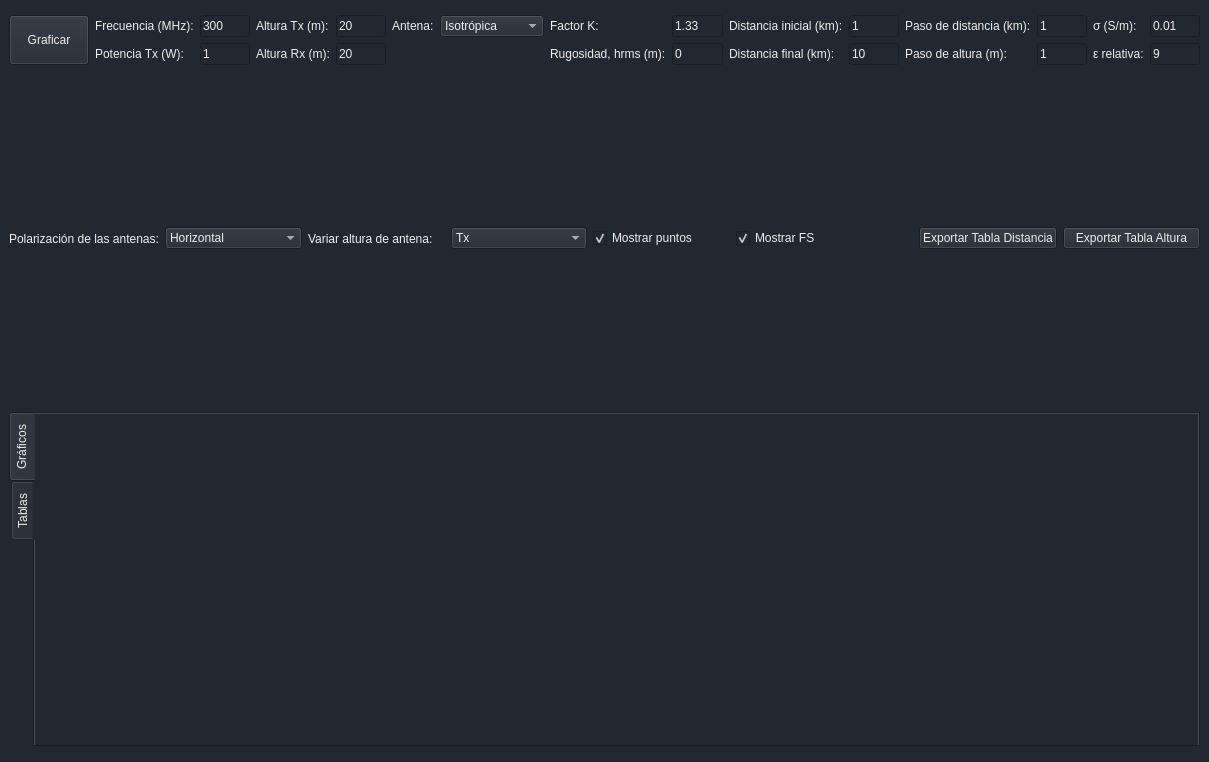
alheir/vhf-uhf-propagation-tool, file src/app.ui: the form before one commit.
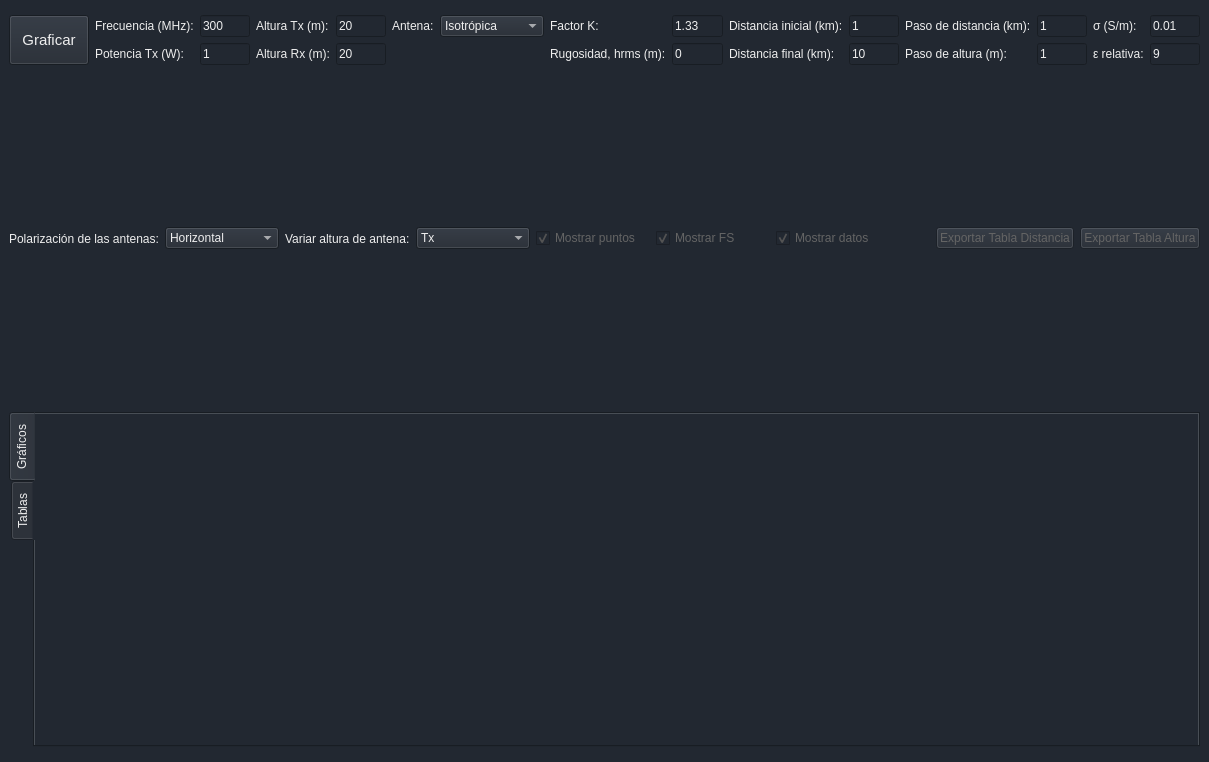
The form after the commit.

Commit message: feat: metadata visibility toggle, disable toggles and export buttons at startup (waits 1st calcs), general doc

The edit to the form file:
```diff
--- a/src/app.ui
+++ b/src/app.ui
@@ -34,12 +34,20 @@
      <layout class="QHBoxLayout" name="horizontalLayout_6">
       <item>
        <widget class="QPushButton" name="calculate_button">
+        <property name="enabled">
+         <bool>true</bool>
+        </property>
         <property name="sizePolicy">
          <sizepolicy hsizetype="Minimum" vsizetype="Minimum">
           <horstretch>0</horstretch>
           <verstretch>0</verstretch>
          </sizepolicy>
         </property>
+        <property name="font">
+         <font>
+          <pointsize>11</pointsize>
+         </font>
+        </property>
         <property name="styleSheet">
          <string notr="true">color: rgb(238, 238, 238);</string>
         </property>
@@ -397,12 +405,18 @@
       </item>
       <item>
        <widget class="QCheckBox" name="scatter_checkbox">
+        <property name="enabled">
+         <bool>false</bool>
+        </property>
         <property name="styleSheet">
-         <string notr="true">color: rgb(238, 238, 238);</string>
+         <string notr="true">color: rgb(100, 100, 100);</string>
         </property>
         <property name="text">
          <string>Mostrar puntos</string>
         </property>
+        <property name="checkable">
+         <bool>true</bool>
+        </property>
         <property name="checked">
          <bool>true</bool>
         </property>
@@ -411,10 +425,10 @@
       <item>
        <widget class="QCheckBox" name="fs_checkbox">
         <property name="enabled">
-         <bool>true</bool>
+         <bool>false</bool>
         </property>
         <property name="styleSheet">
-         <string notr="true">color: rgb(238, 238, 238);</string>
+         <string notr="true">color: rgb(100, 100, 100);</string>
         </property>
         <property name="text">
          <string>Mostrar FS</string>
@@ -427,6 +441,25 @@
         </property>
        </widget>
       </item>
+      <item>
+       <widget class="QCheckBox" name="databox_checkbox">
+        <property name="enabled">
+         <bool>false</bool>
+        </property>
+        <property name="autoFillBackground">
+         <bool>false</bool>
+        </property>
+        <property name="styleSheet">
+         <string notr="true">color: rgb(100, 100, 100);</string>
+        </property>
+        <property name="text">
+         <string>Mostrar datos</string>
+        </property>
+        <property name="checked">
+         <bool>true</bool>
+        </property>
+       </widget>
+      </item>
       <item>
        <spacer name="horizontalSpacer">
         <property name="orientation">
@@ -442,453 +475,11 @@
       </item>
       <item>
        <widget class="QPushButton" name="pushExp1">
-        <property name="palette">
-         <palette>
-          <active>
-           <colorrole role="WindowText">
-            <brush brushstyle="SolidPattern">
-             <color alpha="255">
-              <red>238</red>
-              <green>238</green>
-              <blue>238</blue>
-             </color>
-            </brush>
-           </colorrole>
-           <colorrole role="Button">
-            <brush brushstyle="SolidPattern">
-             <color alpha="255">
-              <red>34</red>
-              <green>40</green>
-              <blue>49</blue>
-             </color>
-            </brush>
-           </colorrole>
-           <colorrole role="Light">
-            <brush brushstyle="SolidPattern">
-             <color alpha="255">
-              <red>255</red>
-              <green>255</green>
-              <blue>255</blue>
-             </color>
-            </brush>
-           </colorrole>
-           <colorrole role="Midlight">
-            <brush brushstyle="SolidPattern">
-             <color alpha="255">
-              <red>255</red>
-              <green>255</green>
-              <blue>255</blue>
-             </color>
-            </brush>
-           </colorrole>
-           <colorrole role="Dark">
-            <brush brushstyle="SolidPattern">
-             <color alpha="255">
-              <red>127</red>
-              <green>127</green>
-              <blue>127</blue>
-             </color>
-            </brush>
-           </colorrole>
-           <colorrole role="Mid">
-            <brush brushstyle="SolidPattern">
-             <color alpha="255">
-              <red>170</red>
-              <green>170</green>
-              <blue>170</blue>
-             </color>
-            </brush>
-           </colorrole>
-           <colorrole role="Text">
-            <brush brushstyle="SolidPattern">
-             <color alpha="255">
-              <red>238</red>
-              <green>238</green>
-              <blue>238</blue>
-             </color>
-            </brush>
-           </colorrole>
-           <colorrole role="BrightText">
-            <brush brushstyle="SolidPattern">
-             <color alpha="255">
-              <red>255</red>
-              <green>255</green>
-              <blue>255</blue>
-             </color>
-            </brush>
-           </colorrole>
-           <colorrole role="ButtonText">
-            <brush brushstyle="SolidPattern">
-             <color alpha="255">
-              <red>238</red>
-              <green>238</green>
-              <blue>238</blue>
-             </color>
-            </brush>
-           </colorrole>
-           <colorrole role="Base">
-            <brush brushstyle="SolidPattern">
-             <color alpha="255">
-              <red>34</red>
-              <green>40</green>
-              <blue>49</blue>
-             </color>
-            </brush>
-           </colorrole>
-           <colorrole role="Window">
-            <brush brushstyle="SolidPattern">
-             <color alpha="255">
-              <red>34</red>
-              <green>40</green>
-              <blue>49</blue>
-             </color>
-            </brush>
-           </colorrole>
-           <colorrole role="Shadow">
-            <brush brushstyle="SolidPattern">
-             <color alpha="255">
-              <red>0</red>
-              <green>0</green>
-              <blue>0</blue>
-             </color>
-            </brush>
-           </colorrole>
-           <colorrole role="AlternateBase">
-            <brush brushstyle="SolidPattern">
-             <color alpha="255">
-              <red>255</red>
-              <green>255</green>
-              <blue>255</blue>
-             </color>
-            </brush>
-           </colorrole>
-           <colorrole role="ToolTipBase">
-            <brush brushstyle="SolidPattern">
-             <color alpha="255">
-              <red>255</red>
-              <green>255</green>
-              <blue>220</blue>
-             </color>
-            </brush>
-           </colorrole>
-           <colorrole role="ToolTipText">
-            <brush brushstyle="SolidPattern">
-             <color alpha="255">
-              <red>0</red>
-              <green>0</green>
-              <blue>0</blue>
-             </color>
-            </brush>
-           </colorrole>
-           <colorrole role="PlaceholderText">
-            <brush brushstyle="SolidPattern">
-             <color alpha="128">
-              <red>238</red>
-              <green>238</green>
-              <blue>238</blue>
-             </color>
-            </brush>
-           </colorrole>
-          </active>
-          <inactive>
-           <colorrole role="WindowText">
-            <brush brushstyle="SolidPattern">
-             <color alpha="255">
-              <red>238</red>
-              <green>238</green>
-              <blue>238</blue>
-             </color>
-            </brush>
-           </colorrole>
-           <colorrole role="Button">
-            <brush brushstyle="SolidPattern">
-             <color alpha="255">
-              <red>34</red>
-              <green>40</green>
-              <blue>49</blue>
-             </color>
-            </brush>
-           </colorrole>
-           <colorrole role="Light">
-            <brush brushstyle="SolidPattern">
-             <color alpha="255">
-              <red>255</red>
-              <green>255</green>
-              <blue>255</blue>
-             </color>
-            </brush>
-           </colorrole>
-           <colorrole role="Midlight">
-            <brush brushstyle="SolidPattern">
-             <color alpha="255">
-              <red>255</red>
-              <green>255</green>
-              <blue>255</blue>
-             </color>
-            </brush>
-           </colorrole>
-           <colorrole role="Dark">
-            <brush brushstyle="SolidPattern">
-             <color alpha="255">
-              <red>127</red>
-              <green>127</green>
-              <blue>127</blue>
-             </color>
-            </brush>
-           </colorrole>
-           <colorrole role="Mid">
-            <brush brushstyle="SolidPattern">
-             <color alpha="255">
-              <red>170</red>
-              <green>170</green>
-              <blue>170</blue>
-             </color>
-            </brush>
-           </colorrole>
-           <colorrole role="Text">
-            <brush brushstyle="SolidPattern">
-             <color alpha="255">
-              <red>238</red>
-              <green>238</green>
-              <blue>238</blue>
-             </color>
-            </brush>
-           </colorrole>
-           <colorrole role="BrightText">
-            <brush brushstyle="SolidPattern">
-             <color alpha="255">
-              <red>255</red>
-              <green>255</green>
-              <blue>255</blue>
-             </color>
-            </brush>
-           </colorrole>
-           <colorrole role="ButtonText">
-            <brush brushstyle="SolidPattern">
-             <color alpha="255">
-              <red>238</red>
-              <green>238</green>
-              <blue>238</blue>
-             </color>
-            </brush>
-           </colorrole>
-           <colorrole role="Base">
-            <brush brushstyle="SolidPattern">
-             <color alpha="255">
-              <red>34</red>
-              <green>40</green>
-              <blue>49</blue>
-             </color>
-            </brush>
-           </colorrole>
-           <colorrole role="Window">
-            <brush brushstyle="SolidPattern">
-             <color alpha="255">
-              <red>34</red>
-              <green>40</green>
-              <blue>49</blue>
-             </color>
-            </brush>
-           </colorrole>
-           <colorrole role="Shadow">
-            <brush brushstyle="SolidPattern">
-             <color alpha="255">
-              <red>0</red>
-              <green>0</green>
-              <blue>0</blue>
-             </color>
-            </brush>
-           </colorrole>
-           <colorrole role="AlternateBase">
-            <brush brushstyle="SolidPattern">
-             <color alpha="255">
-              <red>255</red>
-              <green>255</green>
-              <blue>255</blue>
-             </color>
-            </brush>
-           </colorrole>
-           <colorrole role="ToolTipBase">
-            <brush brushstyle="SolidPattern">
-             <color alpha="255">
-              <red>255</red>
-              <green>255</green>
-              <blue>220</blue>
-             </color>
-            </brush>
-           </colorrole>
-           <colorrole role="ToolTipText">
-            <brush brushstyle="SolidPattern">
-             <color alpha="255">
-              <red>0</red>
-              <green>0</green>
-              <blue>0</blue>
-             </color>
-            </brush>
-           </colorrole>
-           <colorrole role="PlaceholderText">
-            <brush brushstyle="SolidPattern">
-             <color alpha="128">
-              <red>238</red>
-              <green>238</green>
-              <blue>238</blue>
-             </color>
-            </brush>
-           </colorrole>
-          </inactive>
-          <disabled>
-           <colorrole role="WindowText">
-            <brush brushstyle="SolidPattern">
-             <color alpha="255">
-              <red>238</red>
-              <green>238</green>
-              <blue>238</blue>
-             </color>
-            </brush>
-           </colorrole>
-           <colorrole role="Button">
-            <brush brushstyle="SolidPattern">
-             <color alpha="255">
-              <red>34</red>
-              <green>40</green>
-              <blue>49</blue>
-             </color>
-            </brush>
-           </colorrole>
-           <colorrole role="Light">
-            <brush brushstyle="SolidPattern">
-             <color alpha="255">
-              <red>255</red>
-              <green>255</green>
-              <blue>255</blue>
-             </color>
-            </brush>
-           </colorrole>
-           <colorrole role="Midlight">
-            <brush brushstyle="SolidPattern">
-             <color alpha="255">
-              <red>255</red>
-              <green>255</green>
-              <blue>255</blue>
-             </color>
-            </brush>
-           </colorrole>
-           <colorrole role="Dark">
-            <brush brushstyle="SolidPattern">
-             <color alpha="255">
-              <red>127</red>
-              <green>127</green>
-              <blue>127</blue>
-             </color>
-            </brush>
-           </colorrole>
-           <colorrole role="Mid">
-            <brush brushstyle="SolidPattern">
-             <color alpha="255">
-              <red>170</red>
-              <green>170</green>
-              <blue>170</blue>
-             </color>
-            </brush>
-           </colorrole>
-           <colorrole role="Text">
-            <brush brushstyle="SolidPattern">
-             <color alpha="255">
-              <red>238</red>
-              <green>238</green>
-              <blue>238</blue>
-             </color>
-            </brush>
-           </colorrole>
-           <colorrole role="BrightText">
-            <brush brushstyle="SolidPattern">
-             <color alpha="255">
-              <red>255</red>
-              <green>255</green>
-              <blue>255</blue>
-             </color>
-            </brush>
-           </colorrole>
-           <colorrole role="ButtonText">
-            <brush brushstyle="SolidPattern">
-             <color alpha="255">
-              <red>238</red>
-              <green>238</green>
-              <blue>238</blue>
-             </color>
-            </brush>
-           </colorrole>
-           <colorrole role="Base">
-            <brush brushstyle="SolidPattern">
-             <color alpha="255">
-              <red>34</red>
-              <green>40</green>
-              <blue>49</blue>
-             </color>
-            </brush>
-           </colorrole>
-           <colorrole role="Window">
-            <brush brushstyle="SolidPattern">
-             <color alpha="255">
-              <red>34</red>
-              <green>40</green>
-              <blue>49</blue>
-             </color>
-            </brush>
-           </colorrole>
-           <colorrole role="Shadow">
-            <brush brushstyle="SolidPattern">
-             <color alpha="255">
-              <red>0</red>
-              <green>0</green>
-              <blue>0</blue>
-             </color>
-            </brush>
-           </colorrole>
-           <colorrole role="AlternateBase">
-            <brush brushstyle="SolidPattern">
-             <color alpha="255">
-              <red>255</red>
-              <green>255</green>
-              <blue>255</blue>
-             </color>
-            </brush>
-           </colorrole>
-           <colorrole role="ToolTipBase">
-            <brush brushstyle="SolidPattern">
-             <color alpha="255">
-              <red>255</red>
-              <green>255</green>
-              <blue>220</blue>
-             </color>
-            </brush>
-           </colorrole>
-           <colorrole role="ToolTipText">
-            <brush brushstyle="SolidPattern">
-             <color alpha="255">
-              <red>0</red>
-              <green>0</green>
-              <blue>0</blue>
-             </color>
-            </brush>
-           </colorrole>
-           <colorrole role="PlaceholderText">
-            <brush brushstyle="SolidPattern">
-             <color alpha="128">
-              <red>238</red>
-              <green>238</green>
-              <blue>238</blue>
-             </color>
-            </brush>
-           </colorrole>
-          </disabled>
-         </palette>
-        </property>
-        <property name="autoFillBackground">
+        <property name="enabled">
          <bool>false</bool>
         </property>
         <property name="styleSheet">
-         <string notr="true">color: rgb(238, 238, 238);</string>
+         <string notr="true">color: rgb(100, 100, 100);</string>
         </property>
         <property name="text">
          <string>Exportar Tabla Distancia</string>
@@ -897,11 +488,14 @@
       </item>
       <item>
        <widget class="QPushButton" name="pushExp2">
+        <property name="enabled">
+         <bool>false</bool>
+        </property>
         <property name="acceptDrops">
          <bool>false</bool>
         </property>
         <property name="styleSheet">
-         <string notr="true">color: rgb(238, 238, 238);</string>
+         <string notr="true">color: rgb(100, 100, 100);</string>
         </property>
         <property name="text">
          <string>Exportar Tabla Altura</string>
```
The commit also changes 7 other files.
